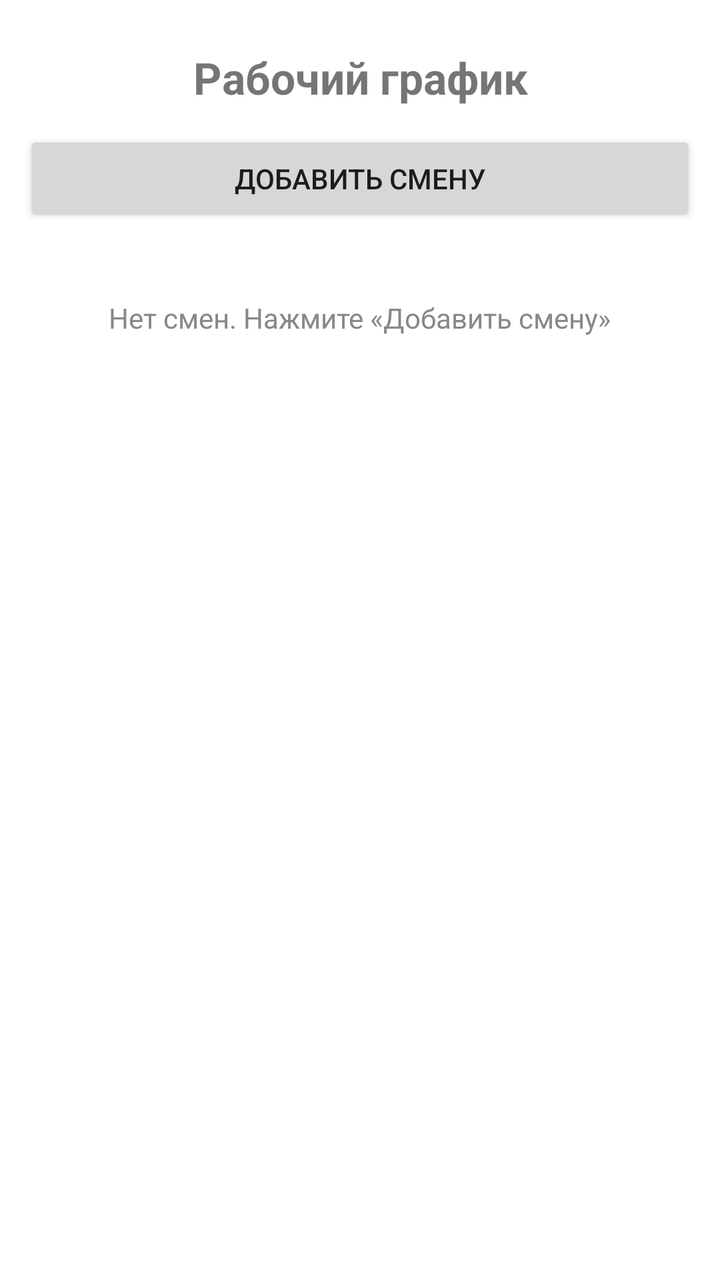
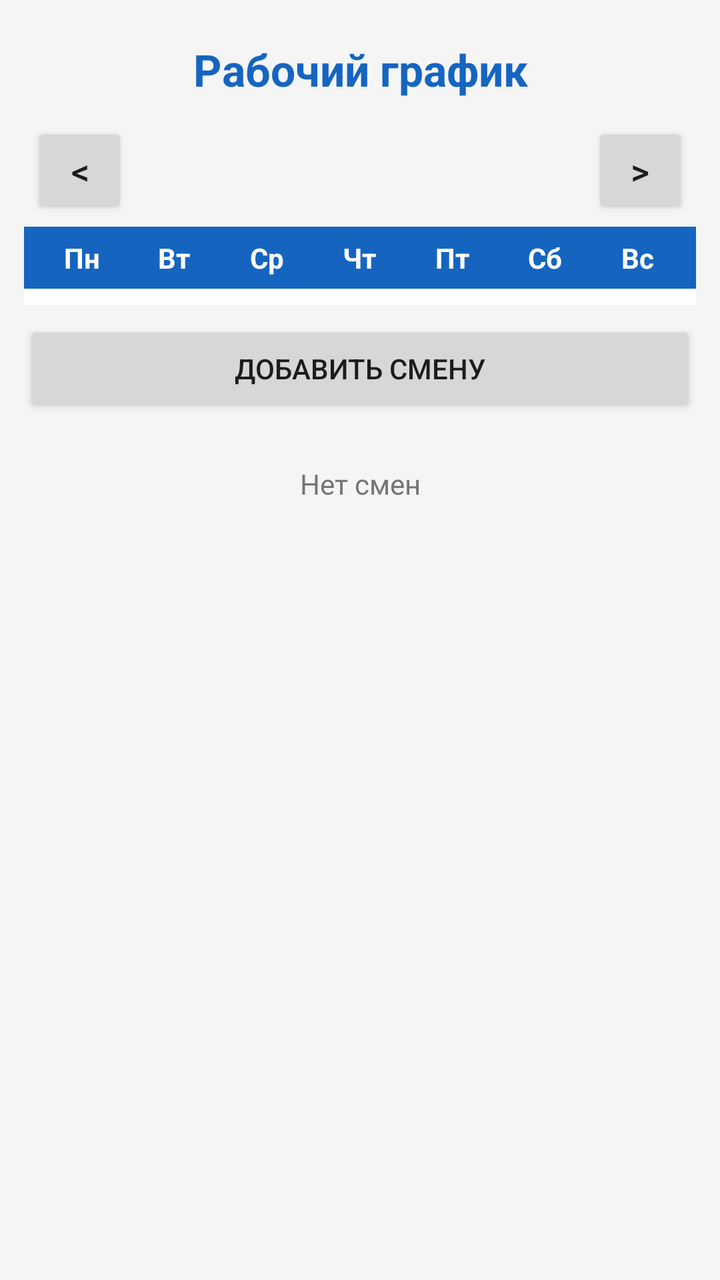

Screens rendered from an Android XML layout before and after an edit, with the pre-edit source and the edit as a unified diff.
<!-- AndroidManifest.xml: application theme Theme.WorkScheduleAlarm -->
<!-- res/layout/activity_main.xml -->
<?xml version="1.0" encoding="utf-8"?>
<LinearLayout
    xmlns:android="http://schemas.android.com/apk/res/android"
    android:layout_width="match_parent"
    android:layout_height="match_parent"
    android:orientation="vertical"
    android:padding="12dp">

    <TextView
        android:layout_width="match_parent"
        android:layout_height="wrap_content"
        android:text="Рабочий график"
        android:textSize="22sp"
        android:textStyle="bold"
        android:gravity="center"
        android:padding="12dp" />

    <Button
        android:id="@+id/btnAdd"
        android:layout_width="match_parent"
        android:layout_height="wrap_content"
        android:text="Добавить смену"
        android:layout_marginBottom="12dp" />

    <TextView
        android:id="@+id/tvEmpty"
        android:layout_width="match_parent"
        android:layout_height="wrap_content"
        android:text="Нет смен. Нажмите «Добавить смену»"
        android:gravity="center"
        android:padding="24dp"
        android:textColor="#888888" />

    <ScrollView
        android:layout_width="match_parent"
        android:layout_height="0dp"
        android:layout_weight="1">

        <LinearLayout
            android:id="@+id/shiftsContainer"
            android:layout_width="match_parent"
            android:layout_height="wrap_content"
            android:orientation="vertical" />
    </ScrollView>

</LinearLayout>
<!-- resources referenced by this layout -->
<resources>
  <style name="Theme.WorkScheduleAlarm" parent="Theme.MaterialComponents.DayNight.DarkActionBar">
          <item name="colorPrimary">@color/primary</item>
          <item name="colorPrimaryVariant">@color/primary_dark</item>
          <item name="colorOnPrimary">@color/white</item>
          <item name="colorSecondary">@color/accent</item>
          <item name="colorSecondaryVariant">@color/accent</item>
          <item name="colorOnSecondary">@color/white</item>
          <item name="android:statusBarColor">@color/primary_dark</item>
      </style>
  <color name="primary">#1565C0</color>
  <color name="primary_dark">#0D47A1</color>
  <color name="white">#FFFFFF</color>
  <color name="accent">#FF6F00</color>
</resources>

<!-- the commit's change to res/layout/activity_main.xml (unified diff, before → after) -->
@@ -4,6 +4,7 @@
     android:layout_width="match_parent"
     android:layout_height="match_parent"
     android:orientation="vertical"
+    android:background="#F5F5F5"
     android:padding="12dp">
 
     <TextView
@@ -12,24 +13,82 @@
         android:text="Рабочий график"
         android:textSize="22sp"
         android:textStyle="bold"
+        android:textColor="#1565C0"
         android:gravity="center"
-        android:padding="12dp" />
+        android:padding="8dp" />
+
+    <LinearLayout
+        android:layout_width="match_parent"
+        android:layout_height="wrap_content"
+        android:orientation="horizontal"
+        android:gravity="center_vertical"
+        android:padding="4dp">
+
+        <Button
+            android:id="@+id/btnPrev"
+            android:layout_width="48dp"
+            android:layout_height="48dp"
+            android:text="&lt;"
+            android:textSize="18sp" />
+
+        <TextView
+            android:id="@+id/tvMonth"
+            android:layout_width="0dp"
+            android:layout_height="wrap_content"
+            android:layout_weight="1"
+            android:gravity="center"
+            android:textSize="18sp"
+            android:textStyle="bold"
+            android:textColor="#212121" />
+
+        <Button
+            android:id="@+id/btnNext"
+            android:layout_width="48dp"
+            android:layout_height="48dp"
+            android:text="&gt;"
+            android:textSize="18sp" />
+    </LinearLayout>
+
+    <LinearLayout
+        android:layout_width="match_parent"
+        android:layout_height="wrap_content"
+        android:orientation="horizontal"
+        android:background="#1565C0"
+        android:padding="6dp">
+
+        <TextView android:layout_width="0dp" android:layout_height="wrap_content" android:layout_weight="1" android:gravity="center" android:text="Пн" android:textColor="#FFFFFF" android:textStyle="bold" />
+        <TextView android:layout_width="0dp" android:layout_height="wrap_content" android:layout_weight="1" android:gravity="center" android:text="Вт" android:textColor="#FFFFFF" android:textStyle="bold" />
+        <TextView android:layout_width="0dp" android:layout_height="wrap_content" android:layout_weight="1" android:gravity="center" android:text="Ср" android:textColor="#FFFFFF" android:textStyle="bold" />
+        <TextView android:layout_width="0dp" android:layout_height="wrap_content" android:layout_weight="1" android:gravity="center" android:text="Чт" android:textColor="#FFFFFF" android:textStyle="bold" />
+        <TextView android:layout_width="0dp" android:layout_height="wrap_content" android:layout_weight="1" android:gravity="center" android:text="Пт" android:textColor="#FFFFFF" android:textStyle="bold" />
+        <TextView android:layout_width="0dp" android:layout_height="wrap_content" android:layout_weight="1" android:gravity="center" android:text="Сб" android:textColor="#FFFFFF" android:textStyle="bold" />
+        <TextView android:layout_width="0dp" android:layout_height="wrap_content" android:layout_weight="1" android:gravity="center" android:text="Вс" android:textColor="#FFFFFF" android:textStyle="bold" />
+    </LinearLayout>
+
+    <GridLayout
+        android:id="@+id/calendarGrid"
+        android:layout_width="match_parent"
+        android:layout_height="wrap_content"
+        android:columnCount="7"
+        android:padding="4dp"
+        android:background="#FFFFFF" />
 
     <Button
         android:id="@+id/btnAdd"
         android:layout_width="match_parent"
         android:layout_height="wrap_content"
         android:text="Добавить смену"
-        android:layout_marginBottom="12dp" />
+        android:layout_marginTop="8dp"
+        android:layout_marginBottom="8dp" />
 
     <TextView
         android:id="@+id/tvEmpty"
         android:layout_width="match_parent"
         android:layout_height="wrap_content"
-        android:text="Нет смен. Нажмите «Добавить смену»"
+        android:text="Нет смен"
         android:gravity="center"
-        android:padding="24dp"
-        android:textColor="#888888" />
+        android:textColor="#757575"
+        android:padding="16dp" />
 
     <ScrollView
         android:layout_width="match_parent"
